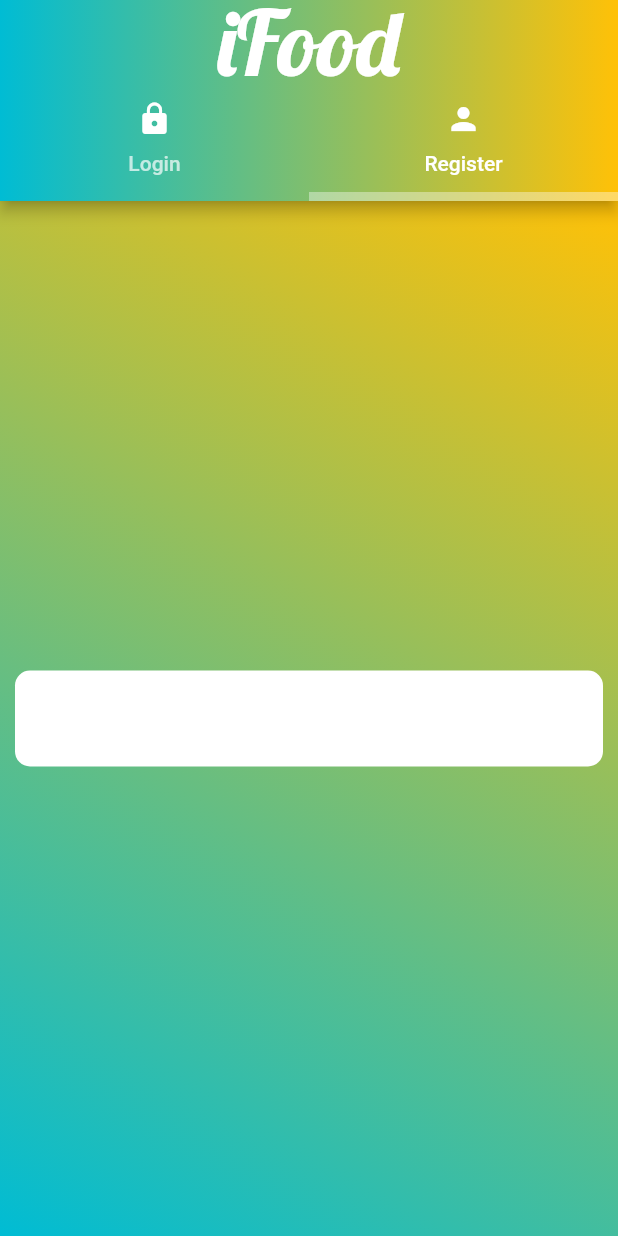
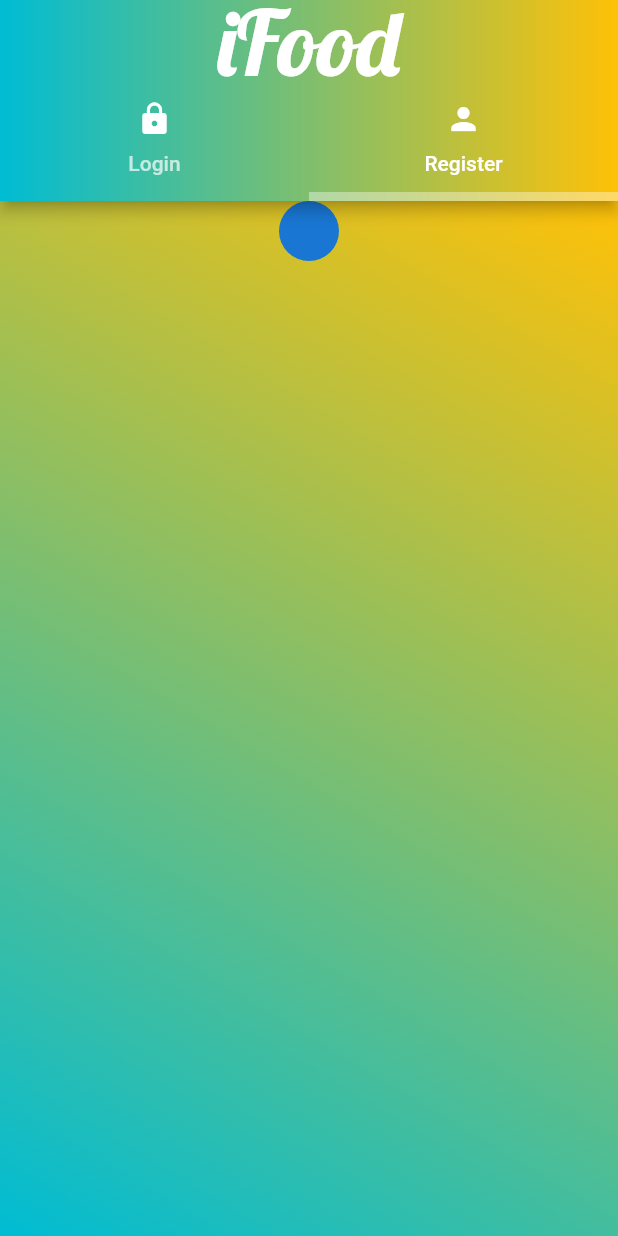
Before and after one commit to wilfred05777/flutter_food_delivery_app, a Flutter app: the screen it shows after launch, tab 2 chosen, on a phone screen of 412 x 824 dp. Run offline on Flutter 3.47's test engine with Material 2 defaults, Android fonts, the phone set to English and light mode, and no system bars.

```diff
--- a/lib/authentication/register.dart
+++ b/lib/authentication/register.dart
@@ -15,13 +15,27 @@ class _RegisterScreenState extends State<RegisterScreen> {
 
   @override
   Widget build(BuildContext context) {
-    return Center(
-      child: CustomTextField(
-        controller: AnyController,
-        data: Icons.phone,
-        hintText: "Phone",
-        isObsecre: false,
+    return SingleChildScrollView(
+        child: Container(
+      child: Column(
+        mainAxisSize: MainAxisSize.max,
+        children: const [
+          InkWell(
+            child: CircleAvatar(
+                // radius: MediaQuery.of(context).size.width * 0.20,
+                ),
+          )
+        ],
       ),
-    );
+    ));
+
+    // return Center(
+    //   child: CustomTextField(
+    //     controller: AnyController,
+    //     data: Icons.phone,
+    //     hintText: "Phone",
+    //     isObsecre: false,
+    //   ),
+    // );
   }
 }
```
Also changed, not shown: lib/widgets/custom_text_field.dart (+9 -0 lines).
